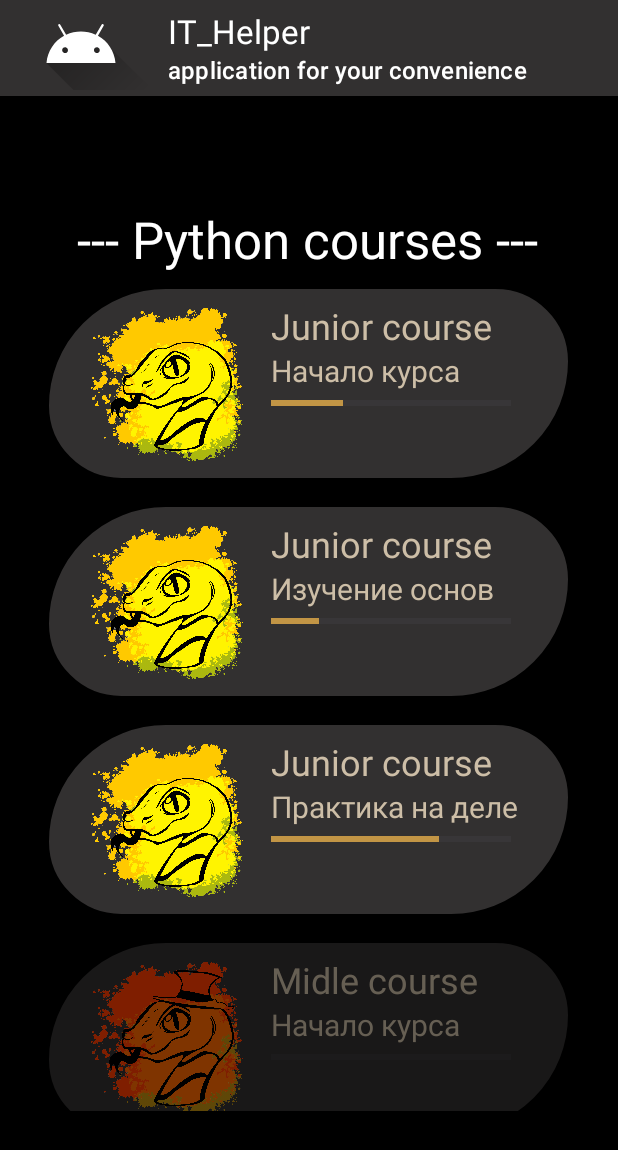
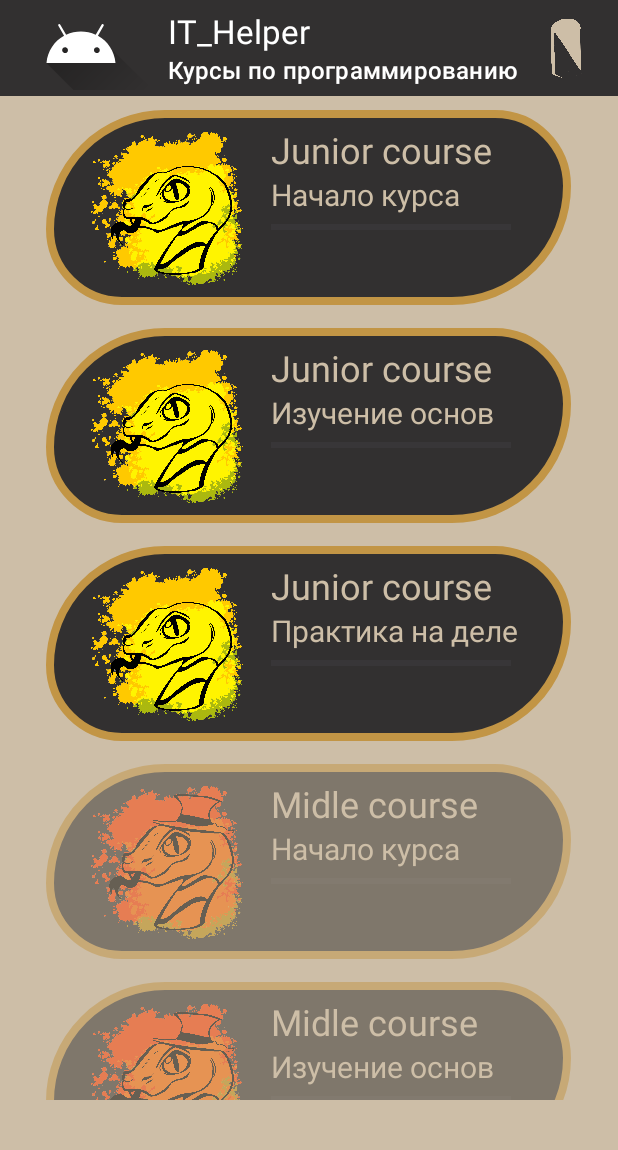
Before and after one commit to Sineva839/competition_application, an Android app: the screen it shows after launch (MainActivity), on a phone screen of 412 x 824 dp. Shown: the top 1150 px of the screen. Run offline under Robolectric (Android 15) with nearby library versions, the phone set to English and light mode, and no system bars; Roboto replaces fonts that are not available here.

Commit message:
Изменения в интерфейсе. работа с локальной базой. Добавление новых эллементов и изменение старых.

```diff
--- a/app/src/main/java/com/example/competition_application/MainActivity.kt
+++ b/app/src/main/java/com/example/competition_application/MainActivity.kt
@@ -1,10 +1,12 @@
 package com.example.competition_application
 
 import android.content.ClipData.Item
+import android.content.Intent
 import androidx.appcompat.app.AppCompatActivity
 import android.os.Bundle
 import android.os.RecoverySystem
 import android.text.BoringLayout
+import android.widget.ImageView
 import androidx.constraintlayout.widget.ConstraintLayout
 import androidx.recyclerview.widget.LinearLayoutManager
 import androidx.recyclerview.widget.RecyclerView
@@ -15,6 +17,12 @@ class MainActivity : AppCompatActivity() {
     override fun onCreate(savedInstanceState: Bundle?) {
         super.onCreate(savedInstanceState)
         setContentView(R.layout.activity_main)
+        // Работа с кнопкой входа в систему
+        val butt_login : ImageView = findViewById(R.id.login_button)
+
+        butt_login.setOnClickListener(){
+            this.startActivity(Intent(this,AuthActivity::class.java))
+        }
 
         val itemList : RecyclerView= findViewById(R.id.item_list_1)
         val items = arrayListOf<ItemCls>()
@@ -22,17 +30,21 @@ class MainActivity : AppCompatActivity() {
         val accessOpen: Boolean = true
         val accessOpen2: Boolean = false
 
+
+        val testText1 = "Курс \"Продвинутая разработка на Python для Middle-разработчиков\" предназначен для разработчиков, уже обладающих базовыми знаниями Python и желающих углубить свои навыки в этом языке программирования. Этот курс предоставляет структурированный подход к изучению продвинутых концепций и техник Python, необходимых для успешного участия в проектах различного уровня сложности."
+        val testText2 = "Курс \"Основы разработки на Python для Junior-разработчиков\" предназначен для начинающих программистов, которые хотят освоить основы языка Python и начать свой путь в сфере разработки программного обеспечения. Этот курс предоставляет фундаментальные знания и практические навыки, необходимые для эффективного изучения и использования Python в различных проектах."
+        val testText3 = "Курс \"Продвинутая разработка на Python для Senior-разработчиков\" разработан для опытных программистов, которые стремятся расширить свои знания и навыки в области разработки на Python и достичь уровня Senior-разработчика. Этот курс предоставляет глубокие знания и передовые методы, необходимые для решения сложных задач и лидерства в проектах Python."
         // Курсы
-        items.add(ItemCls(1,1,"Junior course","Начало курса","большое описание",30,0,"simple_pit",accessOpen))
-        items.add(ItemCls(1,2,"Junior course","Изучение основ","большое описание",20,0,"simple_pit",accessOpen))
-        items.add(ItemCls(1,3,"Junior course","Практика на деле","большое описание",70,0,"simple_pit",accessOpen))
+        items.add(ItemCls(1,1,"Junior course","Начало курса",testText2,0,0,"simple_pit",accessOpen))
+        items.add(ItemCls(1,2,"Junior course","Изучение основ",testText2,0,0,"simple_pit",accessOpen))
+        items.add(ItemCls(1,3,"Junior course","Практика на деле",testText2,0,0,"simple_pit",accessOpen))
 
-        items.add(ItemCls(2,1,"Midle course","Начало курса","большое описание",0,99,"midle_pit",accessOpen2))
-        items.add(ItemCls(2,2,"Midle course","Изучение основ","большое описание",0,99,"midle_pit",accessOpen2))
+        items.add(ItemCls(2,1,"Midle course","Начало курса",testText1,0,99,"midle_pit",accessOpen2))
+        items.add(ItemCls(2,2,"Midle course","Изучение основ",testText1,0,99,"midle_pit",accessOpen2))
 
-        items.add(ItemCls(3,1,"Senior course","Начало курса","большое описание",0,199,"senior_pit",accessOpen2))
-        items.add(ItemCls(4,2,"Senior course2","Изучение основ","большое описание",0,199,"senior_pit",accessOpen2))
-        items.add(ItemCls(5,3,"Senior course3","Практика на деле","большое описание",0,199,"senior_pit",accessOpen2))
+        items.add(ItemCls(3,1,"Senior course","Начало курса",testText3,0,199,"senior_pit",accessOpen2))
+        items.add(ItemCls(3,2,"Senior course2","Изучение основ",testText3,0,199,"senior_pit",accessOpen2))
+        items.add(ItemCls(3,3,"Senior course3","Практика на деле",testText3,0,199,"senior_pit",accessOpen2))
 
         itemList.layoutManager = LinearLayoutManager(this)
         itemList.adapter = ItemAdapter(items,this)
--- a/app/src/main/res/drawable/custom_background_0.xml
+++ b/app/src/main/res/drawable/custom_background_0.xml
@@ -5,5 +5,5 @@
         android:topLeftRadius="80dp"
         android:bottomLeftRadius="50dp"
         android:topRightRadius="50dp"/>
-    <stroke android:width="2dp" android:color="@color/black"/>
+    <stroke android:width="5dp" android:color="#c29545"/>
 </shape>
--- a/app/src/main/res/layout/activity_main.xml
+++ b/app/src/main/res/layout/activity_main.xml
@@ -4,7 +4,7 @@
     xmlns:tools="http://schemas.android.com/tools"
     android:layout_width="match_parent"
     android:layout_height="match_parent"
-    android:background="@color/black"
+    android:background="#cdbea7"
     tools:context=".MainActivity">
 
 
@@ -20,35 +20,34 @@
         app:layout_constraintTop_toTopOf="parent"
         app:layout_constraintVertical_bias="0.0"
         app:navigationIcon="@drawable/ic_launcher_foreground"
-        app:subtitle="application for your convenience"
+        app:subtitle="Курсы по программированию"
         app:subtitleTextColor="@color/white"
         app:title="IT_Helper"
         app:titleTextColor="@color/white"
         tools:layout_editor_absoluteX="0dp" />
 
-    <TextView
-        android:id="@+id/text_1"
-        android:layout_width="wrap_content"
-        android:layout_height="wrap_content"
-        android:text="--- Python courses ---"
-        android:textColor="@color/white"
-        android:textSize="34dp"
+
+    <ImageView
+        android:id="@+id/login_button"
+        android:layout_width="54dp"
+        android:layout_height="50dp"
+        android:src="@drawable/white_door"
         app:layout_constraintBottom_toBottomOf="parent"
         app:layout_constraintEnd_toEndOf="parent"
-        app:layout_constraintHorizontal_bias="0.495"
+        app:layout_constraintHorizontal_bias="0.98"
         app:layout_constraintStart_toStartOf="parent"
-        app:layout_constraintTop_toBottomOf="@+id/mainToolBar"
-        app:layout_constraintVertical_bias="0.102" />
+        app:layout_constraintTop_toTopOf="parent"
+        app:layout_constraintVertical_bias="0.01" />
 
     <androidx.recyclerview.widget.RecyclerView
         android:id="@+id/item_list_1"
         android:layout_width="350dp"
-        android:layout_height="550dp"
+        android:layout_height="660dp"
         app:layout_constraintBottom_toBottomOf="parent"
         app:layout_constraintEnd_toEndOf="parent"
         app:layout_constraintHorizontal_bias="0.491"
         app:layout_constraintStart_toStartOf="parent"
-        app:layout_constraintTop_toBottomOf="@+id/text_1"
+        app:layout_constraintTop_toBottomOf="@+id/mainToolBar"
         app:layout_constraintVertical_bias="0.095" />
 
 </androidx.constraintlayout.widget.ConstraintLayout>
```
Also changed, not shown: app/src/main/java/com/example/competition_application/AuthActivity.kt (+6 -2 lines), app/src/main/java/com/example/competition_application/DBHELPER.kt (+7 -1 lines), app/src/main/java/com/example/competition_application/OpenScreen.kt (+3 -9 lines), app/src/main/res/layout/activity_auth.xml (+15 -18 lines), app/src/main/res/layout/activity_open_screen.xml (+36 -66 lines), app/src/main/res/drawable/door.png (added), app/src/main/res/drawable/koronka_pit.png (added), app/src/main/res/drawable/white_door.png (added).
